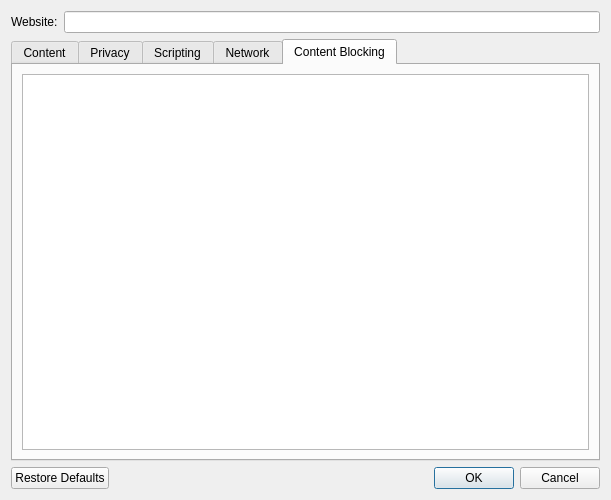
Old version of the form src/ui/WebsitePreferencesDialog.ui in the repository OtterBrowser/otter-browser.
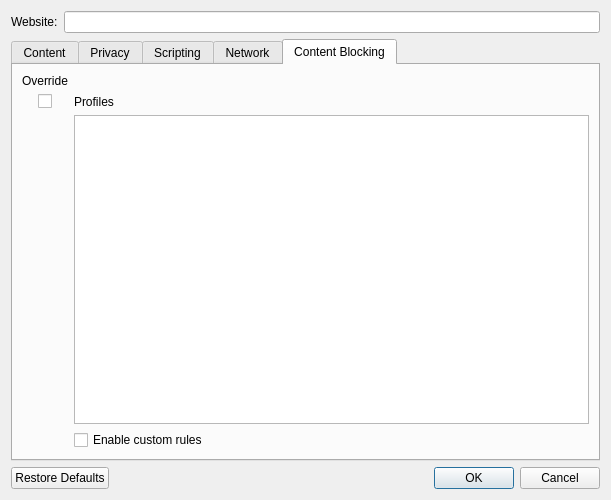
New version of the form. The open tabs and pages were chosen to show the change. Custom widgets are drawn as their Qt base class.

Commit message: [Content Blocking] Add support for custom rules

Diff of the .ui file:
```diff
--- a/src/ui/WebsitePreferencesDialog.ui
+++ b/src/ui/WebsitePreferencesDialog.ui
@@ -972,15 +972,25 @@
       <attribute name="title">
        <string>Content Blocking</string>
       </attribute>
-      <layout class="QVBoxLayout" name="contentBlockingVerticalLayout">
-       <item>
-        <layout class="QHBoxLayout" name="horizontalLayout">
-         <item>
-          <layout class="QVBoxLayout" name="profliesLayout">
-           <item>
+      <layout class="QGridLayout" name="gridLayout">
+       <item row="0" column="0">
+        <widget class="QLabel" name="contentBlockingOverrideLabel">
+         <property name="text">
+          <string>Override</string>
+         </property>
+        </widget>
+       </item>
+       <item row="2" column="1">
+        <widget class="QLabel" name="contentBlockingProfilesLabel">
+         <property name="text">
+          <string>Profiles</string>
+         </property>
+        </widget>
+       </item>
+       <item row="3" column="1">
             <widget class="Otter::ItemViewWidget" name="contentBlockingProfilesViewWidget">
-             <property name="editTriggers">
-              <set>QAbstractItemView::CurrentChanged|QAbstractItemView::DoubleClicked|QAbstractItemView::EditKeyPressed</set>
+         <property name="sizeAdjustPolicy">
+          <enum>QAbstractScrollArea::AdjustIgnored</enum>
              </property>
              <property name="alternatingRowColors">
               <bool>true</bool>
@@ -993,9 +1003,19 @@
              </property>
             </widget>
            </item>
-          </layout>
-         </item>
-        </layout>
+       <item row="2" column="0" alignment="Qt::AlignHCenter">
+        <widget class="QCheckBox" name="contentBlockingProfilesOverrideCheckBox">
+         <property name="text">
+          <string/>
+         </property>
+        </widget>
+       </item>
+       <item row="4" column="1">
+        <widget class="QCheckBox" name="enableCustomRulesCheckBox">
+         <property name="text">
+          <string>Enable custom rules</string>
+         </property>
+        </widget>
        </item>
       </layout>
      </widget>
```
Lines whose indentation alone changed are shown as unchanged. The commit also changes 6 other files.
